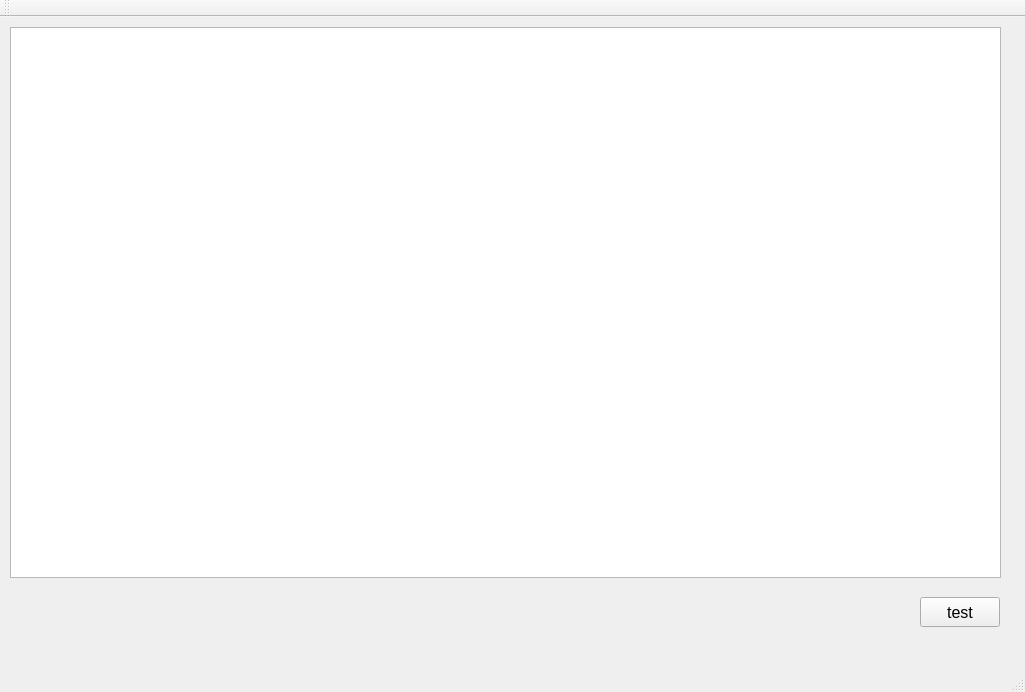
Above: webcam/mainwindow.ui from shin-eunsu/qtStudy before the change. Below: the same form after it.
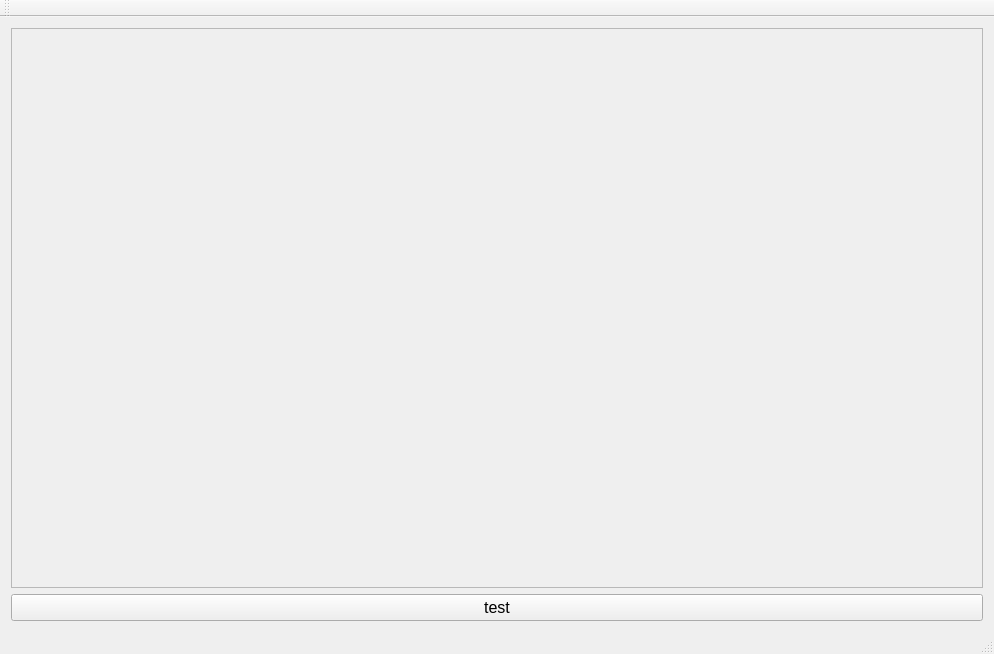
That is the form after the change.

```diff
--- a/webcam/mainwindow.ui
+++ b/webcam/mainwindow.ui
@@ -6,33 +6,34 @@
    <rect>
     <x>0</x>
     <y>0</y>
-    <width>1025</width>
-    <height>692</height>
+    <width>994</width>
+    <height>654</height>
    </rect>
   </property>
   <property name="windowTitle">
    <string>MainWindow</string>
   </property>
   <widget class="QWidget" name="centralWidget">
-   <widget class="QGraphicsView" name="graphicsView">
+   <layout class="QVBoxLayout" name="verticalLayout">
+    <item>
+     <widget class="QScrollArea" name="scrollArea">
+      <property name="widgetResizable">
+       <bool>true</bool>
+      </property>
+      <widget class="QWidget" name="scrollAreaWidgetContents">
     <property name="geometry">
      <rect>
-      <x>10</x>
-      <y>10</y>
-      <width>991</width>
-      <height>551</height>
+         <x>0</x>
+         <y>0</y>
+         <width>974</width>
+         <height>540</height>
      </rect>
     </property>
    </widget>
+     </widget>
+    </item>
+    <item>
    <widget class="QPushButton" name="btn_test">
-    <property name="geometry">
-     <rect>
-      <x>920</x>
-      <y>580</y>
-      <width>80</width>
-      <height>30</height>
-     </rect>
-    </property>
     <property name="font">
      <font>
       <pointsize>12</pointsize>
@@ -42,6 +43,8 @@
      <string>test</string>
     </property>
    </widget>
+    </item>
+   </layout>
   </widget>
   <widget class="QMenuBar" name="menuBar">
    <property name="geometry">
```
Left out of the diff: 2 changed lines with no effect on the pictures. Lines whose indentation alone changed are shown as unchanged.
